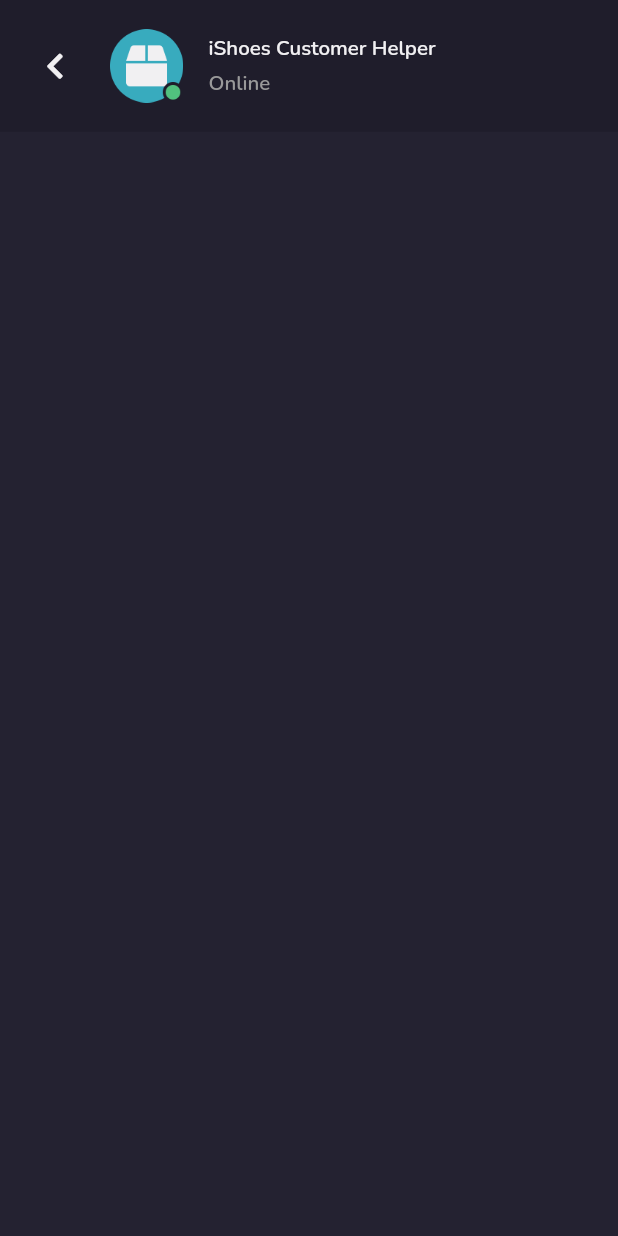
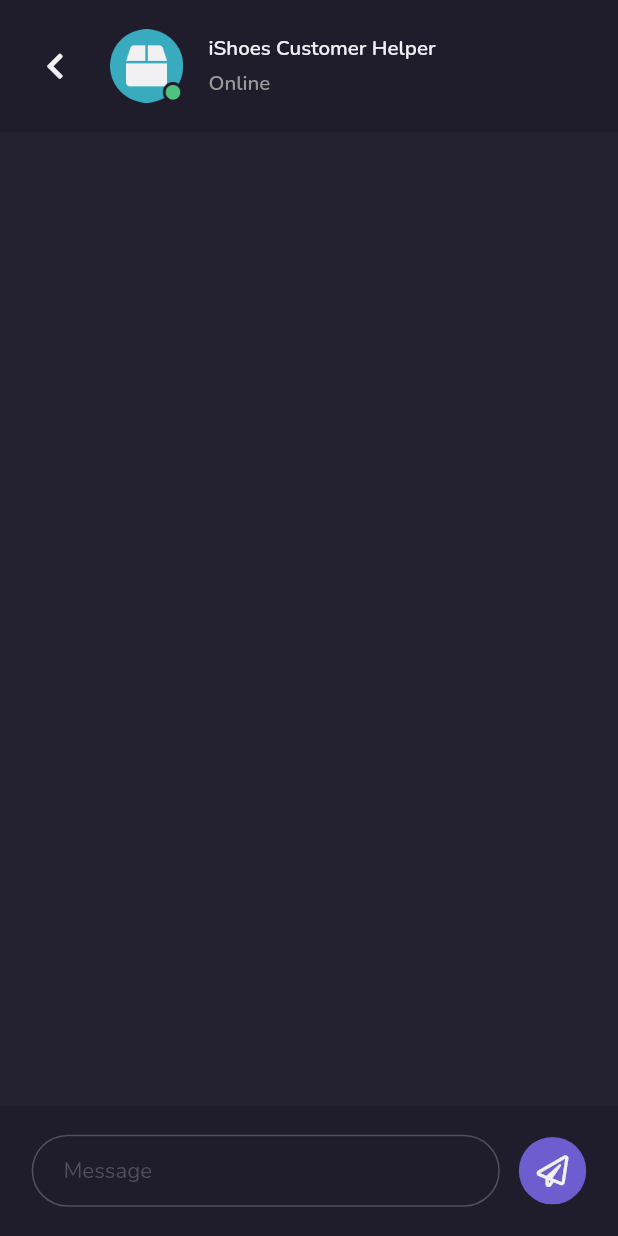
Before and after one commit to ianahmfac/iShoes, a Flutter app: the ChatPage screen opened by its route, on a phone screen of 412 x 824 dp. Run offline on Flutter 3.47's test engine with Material 2 defaults, Android fonts, the phone set to English and light mode, and no system bars; our stand-ins replace auto_route, font_awesome_flutter, google_fonts.

Commit message:
Adding chat input for sending message UI

```diff
--- a/lib/features/chat/pages/chat_page.dart
+++ b/lib/features/chat/pages/chat_page.dart
@@ -1,4 +1,6 @@
 import 'package:flutter/material.dart';
+import '../widgets/chat_input.dart';
+
 import '../../../config/themes/size_config.dart';
 import '../../../core/constants/theme_constant.dart';
 import '../widgets/header_chat.dart';
@@ -14,11 +16,18 @@ class ChatPage extends StatelessWidget {
         child: HeaderChat(),
         preferredSize: Size.fromHeight(getProportionateScreenHeight(90)),
       ),
-      body: ListView.builder(
-        itemCount: 5,
-        itemBuilder: (BuildContext context, int index) {
-          return Container();
-        },
+      body: Column(
+        children: [
+          Expanded(
+            child: ListView.builder(
+              itemCount: 5,
+              itemBuilder: (BuildContext context, int index) {
+                return Container();
+              },
+            ),
+          ),
+          ChatInput(),
+        ],
       ),
     );
   }
--- /dev/null
+++ b/lib/features/chat/widgets/chat_input.dart
@@ -0,0 +1,56 @@
+import 'package:flutter/material.dart';
+import 'package:font_awesome_flutter/font_awesome_flutter.dart';
+import '../../../config/themes/size_config.dart';
+import '../../../core/constants/theme_constant.dart';
+import '../../../core/widgets/custom_circle_button.dart';
+
+class ChatInput extends StatelessWidget {
+  const ChatInput({
+    Key? key,
+  }) : super(key: key);
+
+  @override
+  Widget build(BuildContext context) {
+    return Container(
+      color: kBgColor1,
+      child: SafeArea(
+        child: Padding(
+          padding: EdgeInsets.symmetric(
+            horizontal: getProportionateScreenWidth(20),
+            vertical: getProportionateScreenHeight(20),
+          ),
+          child: Row(
+            children: [
+              Expanded(
+                child: TextField(
+                  style: kPrimaryTextStyle.copyWith(
+                    fontSize: getProportionateScreenWidth(14),
+                  ),
+                  cursorColor: kPrimaryTextColor,
+                  textCapitalization: TextCapitalization.words,
+                  minLines: 1,
+                  maxLines: 3,
+                  textInputAction: TextInputAction.newline,
+                  decoration: InputDecoration(
+                    contentPadding: EdgeInsets.symmetric(
+                      horizontal: getProportionateScreenWidth(20),
+                      vertical: getProportionateScreenHeight(12),
+                    ),
+                    hintText: 'Message',
+                  ),
+                ),
+              ),
+              SizedBox(width: getProportionateScreenWidth(12)),
+              CustomCircleButton(
+                icon: Icon(FontAwesomeIcons.paperPlane),
+                onPressed: () {},
+                buttonSize: 45,
+                backgroundColor: kPrimaryColor,
+              )
+            ],
+          ),
+        ),
+      ),
+    );
+  }
+}
```
